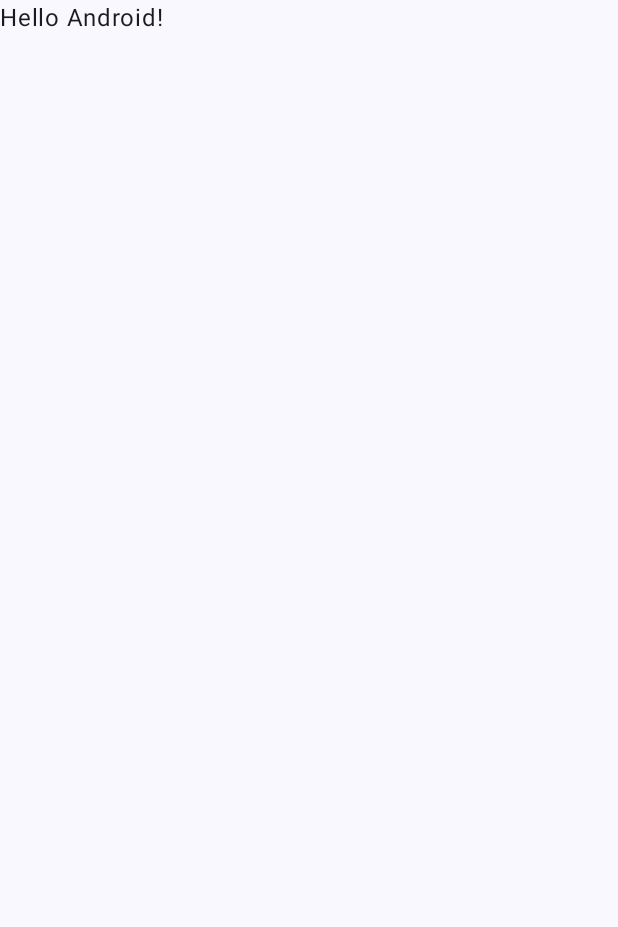
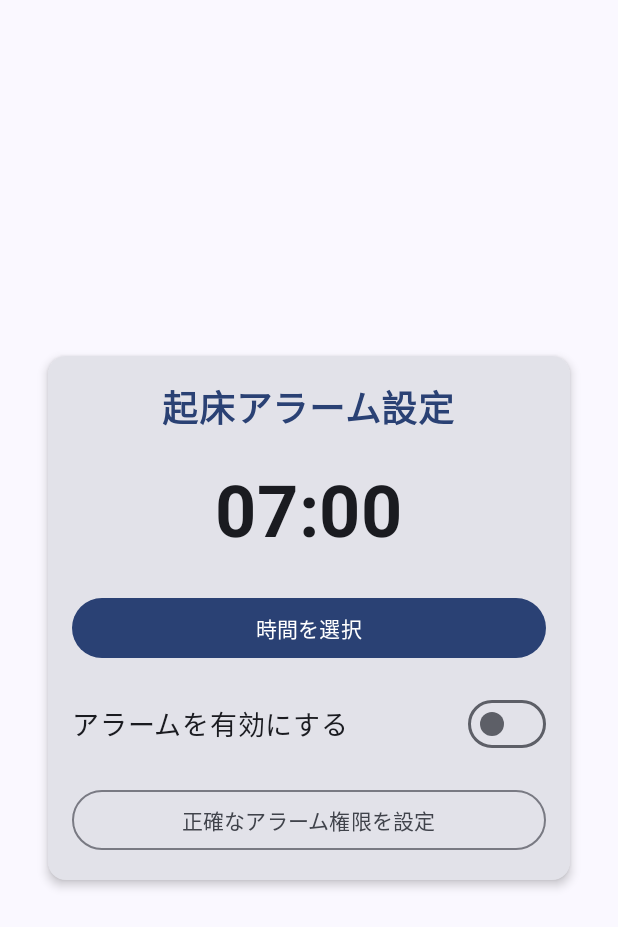
Before and after one commit to kilalabu/self_unlock_alarm, an Android app built with Jetpack Compose: the screen it shows after launch (MainActivity), on a phone screen of 412 x 824 dp. Before the commit the part shown is almost empty. Shown: the top 927 px of the screen. Run offline under Robolectric (Android 15) with nearby library versions, the phone set to English and light mode, and no system bars.

Commit message:
アラーム機能を実装

```diff
--- a/app/src/main/java/com/example/selfunlockalarm/MainActivity.kt
+++ b/app/src/main/java/com/example/selfunlockalarm/MainActivity.kt
@@ -11,6 +11,7 @@ import androidx.compose.material3.Text
 import androidx.compose.runtime.Composable
 import androidx.compose.ui.Modifier
 import androidx.compose.ui.tooling.preview.Preview
+import com.example.selfunlockalarm.ui.AlarmScreen
 import com.example.selfunlockalarm.ui.theme.SelfUnlockAlarmTheme
 
 class MainActivity : ComponentActivity() {
@@ -20,28 +21,9 @@ class MainActivity : ComponentActivity() {
         setContent {
             SelfUnlockAlarmTheme {
                 Scaffold(modifier = Modifier.fillMaxSize()) { innerPadding ->
-                    Greeting(
-                        name = "Android",
-                        modifier = Modifier.padding(innerPadding)
-                    )
+                    AlarmScreen(modifier = Modifier.padding(innerPadding))
                 }
             }
         }
     }
 }
-
-@Composable
-fun Greeting(name: String, modifier: Modifier = Modifier) {
-    Text(
-        text = "Hello $name!",
-        modifier = modifier
-    )
-}
-
-@Preview(showBackground = true)
-@Composable
-fun GreetingPreview() {
-    SelfUnlockAlarmTheme {
-        Greeting("Android")
-    }
-}
--- /dev/null
+++ b/app/src/main/java/com/example/selfunlockalarm/ui/AlarmScreen.kt
@@ -0,0 +1,265 @@
+package com.example.selfunlockalarm.ui
+
+import android.Manifest
+import android.app.AlarmManager
+import android.app.TimePickerDialog
+import android.content.Context
+import android.content.Intent
+import android.content.pm.PackageManager
+import android.net.Uri
+import android.os.Build
+import android.provider.Settings
+import androidx.activity.compose.rememberLauncherForActivityResult
+import androidx.activity.result.contract.ActivityResultContracts
+import androidx.compose.foundation.layout.Arrangement
+import androidx.compose.foundation.layout.Column
+import androidx.compose.foundation.layout.Row
+import androidx.compose.foundation.layout.Spacer
+import androidx.compose.foundation.layout.fillMaxSize
+import androidx.compose.foundation.layout.fillMaxWidth
+import androidx.compose.foundation.layout.height
+import androidx.compose.foundation.layout.padding
+import androidx.compose.material3.Button
+import androidx.compose.material3.Card
+import androidx.compose.material3.CardDefaults
+import androidx.compose.material3.MaterialTheme
+import androidx.compose.material3.OutlinedButton
+import androidx.compose.material3.Switch
+import androidx.compose.material3.Text
+import androidx.compose.runtime.Composable
+import androidx.compose.runtime.LaunchedEffect
+import androidx.compose.runtime.getValue
+import androidx.compose.runtime.mutableStateOf
+import androidx.compose.runtime.remember
+import androidx.compose.runtime.setValue
+import androidx.compose.ui.Alignment
+import androidx.compose.ui.Modifier
+import androidx.compose.ui.platform.LocalContext
+import androidx.compose.ui.text.font.FontWeight
+import androidx.compose.ui.unit.dp
+import androidx.compose.ui.unit.sp
+import androidx.core.content.ContextCompat
+import com.example.selfunlockalarm.alarm.AlarmManagerHelper
+import com.example.selfunlockalarm.receiver.AlarmReceiver
+import java.util.Calendar
+
+@Composable
+fun AlarmScreen(
+    modifier: Modifier = Modifier
+) {
+    val context = LocalContext.current
+
+    // アラーム設定の状態を管理
+    var alarmEnabled by remember { mutableStateOf(false) }
+    var selectedHour by remember { mutableStateOf(7) } // デフォルト7時
+    var selectedMinute by remember { mutableStateOf(0) } // デフォルト0分
+
+    // SharedPreferencesからアラーム設定を読み込む
+    LaunchedEffect(key1 = Unit) {
+        val sharedPrefs = context.getSharedPreferences(
+            AlarmReceiver.ALARM_PREFS,
+            Context.MODE_PRIVATE
+        )
+
+        alarmEnabled = sharedPrefs.getBoolean(AlarmReceiver.PREF_ALARM_ENABLED, false)
+        selectedHour = sharedPrefs.getInt(AlarmReceiver.PREF_HOUR, 7)
+        selectedMinute = sharedPrefs.getInt(AlarmReceiver.PREF_MINUTE, 0)
+    }
+
+    // 通知権限のリクエスト
+    val requestPermissionLauncher = rememberLauncherForActivityResult(
+        ActivityResultContracts.RequestPermission()
+    ) { isGranted ->
+        if (isGranted) {
+            // 権限が付与された場合の処理
+            if (alarmEnabled) {
+                scheduleAlarm(context, selectedHour, selectedMinute)
+            }
+        }
+    }
+
+    // 画面表示時に通知権限をチェック
+    LaunchedEffect(key1 = Unit) {
+        if (Build.VERSION.SDK_INT >= Build.VERSION_CODES.TIRAMISU) {
+            val permissionState = ContextCompat.checkSelfPermission(
+                context,
+                Manifest.permission.POST_NOTIFICATIONS
+            )
+
+            if (permissionState != PackageManager.PERMISSION_GRANTED) {
+                requestPermissionLauncher.launch(Manifest.permission.POST_NOTIFICATIONS)
+            }
+        }
+    }
+
+    Column(
+        modifier = modifier
+            .fillMaxSize()
+            .padding(16.dp),
+        horizontalAlignment = Alignment.CenterHorizontally,
+        verticalArrangement = Arrangement.Center
+    ) {
+        Card(
+            modifier = Modifier
+                .fillMaxWidth()
+                .padding(16.dp),
+            elevation = CardDefaults.cardElevation(defaultElevation = 4.dp)
+        ) {
+            Column(
+                modifier = Modifier
+                    .fillMaxWidth()
+                    .padding(16.dp),
+                horizontalAlignment = Alignment.CenterHorizontally
+            ) {
+                Text(
+                    text = "起床アラーム設定",
+                    fontSize = 24.sp,
+                    fontWeight = FontWeight.Bold,
+                    color = MaterialTheme.colorScheme.primary
+                )
+
+                Spacer(modifier = Modifier.height(24.dp))
+
+                // 現在設定されている時間の表示
+                Text(
+                    text = String.format("%02d:%02d", selectedHour, selectedMinute),
+                    fontSize = 48.sp,
+                    fontWeight = FontWeight.Bold
+                )
+
+                Spacer(modifier = Modifier.height(24.dp))
+
+                // 時間選択ボタン
+                Button(
+                    onClick = {
+                        showTimePickerDialog(context) { hour, minute ->
+                            selectedHour = hour
+                            selectedMinute = minute
+
+                            // 選択した時間をSharedPreferencesに保存
+                            saveAlarmSettings(context, alarmEnabled, hour, minute)
+
+                            // アラームが有効な場合は再設定
+                            if (alarmEnabled) {
+                                scheduleAlarm(context, hour, minute)
+                            }
+                        }
+                    },
+                    modifier = Modifier.fillMaxWidth()
+                ) {
+                    Text("時間を選択")
+                }
+
+                Spacer(modifier = Modifier.height(16.dp))
+
+                // アラーム有効/無効スイッチ
+                Row(
+                    modifier = Modifier.fillMaxWidth(),
+                    verticalAlignment = Alignment.CenterVertically,
+                    horizontalArrangement = Arrangement.SpaceBetween
+                ) {
+                    Text(
+                        text = "アラームを有効にする",
+                        fontSize = 18.sp
+                    )
+
+                    Switch(
+                        checked = alarmEnabled,
+                        onCheckedChange = { isEnabled ->
+                            alarmEnabled = isEnabled
+
+                            // アラーム設定の保存
+                            saveAlarmSettings(context, isEnabled, selectedHour, selectedMinute)
+
+                            if (isEnabled) {
+                                // アラームを設定
+                                scheduleAlarm(context, selectedHour, selectedMinute)
+                            } else {
+                                // アラームをキャンセル
+                                val alarmHelper = AlarmManagerHelper(context)
+                                alarmHelper.cancelAlarm()
+                            }
+                        }
+                    )
+                }
+
+                Spacer(modifier = Modifier.height(16.dp))
+
+                // Android 12以降で正確なアラーム権限が必要な場合の設定ボタン
+                if (Build.VERSION.SDK_INT >= Build.VERSION_CODES.S) {
+                    val alarmManager = context.getSystemService(Context.ALARM_SERVICE) as AlarmManager
+                    if (!alarmManager.canScheduleExactAlarms()) {
+                        OutlinedButton(
+                            onClick = {
+                                val intent = Intent(
+                                    Settings.ACTION_REQUEST_SCHEDULE_EXACT_ALARM,
+                                    Uri.parse("package:${context.packageName}")
+                                )
+                                context.startActivity(intent)
+                            },
+                            modifier = Modifier.fillMaxWidth()
+                        ) {
+                            Text("正確なアラーム権限を設定")
+                        }
+                    }
+                }
+            }
+        }
+    }
+}
+
+/**
+ * 時間選択ダイアログを表示
+ */
+private fun showTimePickerDialog(
+    context: Context,
+    onTimeSelected: (Int, Int) -> Unit
+) {
+    val calendar = Calendar.getInstance()
+    val hour = calendar.get(Calendar.HOUR_OF_DAY)
+    val minute = calendar.get(Calendar.MINUTE)
+
+    TimePickerDialog(
+        context,
+        { _, selectedHour, selectedMinute ->
+            onTimeSelected(selectedHour, selectedMinute)
+        },
+        hour,
+        minute,
+        true // 24時間表示
+    ).show()
+}
+
+/**
+ * アラーム設定をSharedPreferencesに保存
+ */
+private fun saveAlarmSettings(
+    context: Context,
+    enabled: Boolean,
+    hour: Int,
+    minute: Int
+) {
+    val sharedPrefs = context.getSharedPreferences(
+        AlarmReceiver.ALARM_PREFS,
+        Context.MODE_PRIVATE
+    )
+
+    sharedPrefs.edit().apply {
+        putBoolean(AlarmReceiver.PREF_ALARM_ENABLED, enabled)
+        putInt(AlarmReceiver.PREF_HOUR, hour)
+        putInt(AlarmReceiver.PREF_MINUTE, minute)
+        apply()
+    }
+}
+
+/**
+ * アラームをスケジュール
+ */
+private fun scheduleAlarm(
+    context: Context,
+    hour: Int,
+    minute: Int
+) {
+    val alarmHelper = AlarmManagerHelper(context)
+    alarmHelper.scheduleAlarm(hour, minute)
+}
```
Also changed, not shown: app/src/main/AndroidManifest.xml (+19 -0 lines), app/src/main/java/com/example/selfunlockalarm/alarm/AlarmManagerHelper.kt (added, +124 -0 lines), app/src/main/java/com/example/selfunlockalarm/receiver/AlarmReceiver.kt (added, +116 -0 lines).
